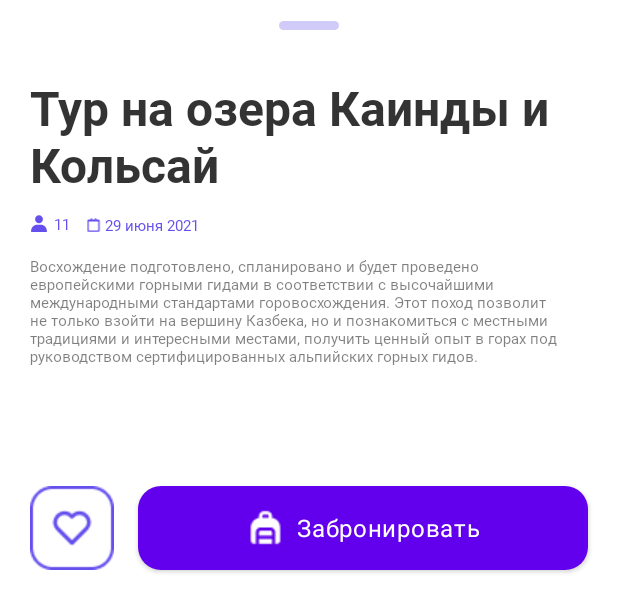
After one commit to arsensaliev/demal-android, an Android app: the layout layout_tour_bottom_sheet.xml on its own in the app's theme, with its tools: preview values and no code run, on a phone screen of 412 x 824 dp. The commit adds this screen. Shown: the top 612 px of the screen. Run offline under Robolectric (Android 15) with nearby library versions, the phone set to English and light mode, and no system bars.

Commit message:
feat: created tour fragment

```diff
--- a/app/build.gradle
+++ b/app/build.gradle
@@ -77,5 +77,7 @@ dependencies {
     androidTestImplementation TestImpl.runner
     androidTestImplementation TestImpl.espresso
 
+    implementation 'me.relex:circleindicator:2.1.6'
+
     implementation fileTree(dir: 'libs', include: ['*.jar'])
 }
--- /dev/null
+++ b/app/src/main/res/drawable/rounded_button.xml
@@ -0,0 +1,9 @@
+<?xml version="1.0" encoding="utf-8"?>
+<shape xmlns:android="http://schemas.android.com/apk/res/android">
+    <solid android:color="#FFFFFFFF"/>
+    <corners
+        android:topLeftRadius="15dp"
+        android:topRightRadius="15dp"
+        android:bottomLeftRadius="15dp"
+        android:bottomRightRadius="15dp"/>
+</shape>
--- /dev/null
+++ b/app/src/main/res/layout/layout_tour_bottom_sheet.xml
@@ -0,0 +1,123 @@
+<?xml version="1.0" encoding="utf-8"?>
+<androidx.constraintlayout.widget.ConstraintLayout xmlns:android="http://schemas.android.com/apk/res/android"
+    xmlns:app="http://schemas.android.com/apk/res-auto"
+    xmlns:tools="http://schemas.android.com/tools"
+    android:layout_width="match_parent"
+    android:layout_height="400dp"
+    android:background="@drawable/bottom_sheet_bg"
+    app:behavior_hideable="false"
+    app:behavior_peekHeight="45dp"
+    app:layout_behavior="com.google.android.material.bottomsheet.BottomSheetBehavior">
+
+    <androidx.appcompat.widget.AppCompatImageView
+        android:id="@+id/appCompatImageView"
+        android:layout_width="wrap_content"
+        android:layout_height="wrap_content"
+        android:layout_gravity="center"
+        android:layout_marginTop="14dp"
+        android:src="@drawable/ic_draggable"
+        app:layout_constraintEnd_toEndOf="parent"
+        app:layout_constraintStart_toStartOf="parent"
+        app:layout_constraintTop_toTopOf="parent" />
+
+    <androidx.appcompat.widget.AppCompatTextView
+        android:id="@+id/textView_place"
+        style="@style/ItemMainTextView"
+        android:layout_width="match_parent"
+        android:layout_height="wrap_content"
+        android:layout_marginStart="20dp"
+        android:layout_marginTop="30dp"
+        android:layout_marginEnd="20dp"
+        android:textSize="32sp"
+        app:layout_constraintEnd_toEndOf="parent"
+        app:layout_constraintStart_toStartOf="parent"
+        app:layout_constraintTop_toBottomOf="@+id/appCompatImageView"
+        tools:text="Тур на озера Каинды и Кольсай" />
+
+    <androidx.appcompat.widget.AppCompatImageView
+        android:id="@+id/imageView_people"
+        android:layout_width="@dimen/item_support_imageview_size"
+        android:layout_height="@dimen/item_support_imageview_size"
+        android:layout_marginStart="20dp"
+        android:layout_marginTop="@dimen/item_support_margin_start"
+        app:layout_constraintEnd_toStartOf="@+id/textView_people"
+        app:layout_constraintStart_toStartOf="parent"
+        app:layout_constraintTop_toBottomOf="@+id/textView_place"
+        app:srcCompat="@drawable/ic_human" />
+
+    <androidx.appcompat.widget.AppCompatTextView
+        android:id="@+id/textView_people"
+        style="@style/ItemSupportTextView"
+        android:layout_width="wrap_content"
+        android:layout_height="wrap_content"
+        android:layout_marginStart="@dimen/item_text_to_icon_margin"
+        android:layout_marginEnd="@dimen/item_text_to_icon_margin"
+        app:layout_constraintBottom_toBottomOf="@+id/imageView_people"
+        app:layout_constraintEnd_toStartOf="@+id/imageView_calendar"
+        app:layout_constraintStart_toEndOf="@+id/imageView_people"
+        app:layout_constraintTop_toTopOf="@+id/imageView_people"
+        tools:text="11" />
+
+    <androidx.appcompat.widget.AppCompatImageView
+        android:id="@+id/imageView_calendar"
+        android:layout_width="15dp"
+        android:layout_height="9dp"
+        android:layout_marginStart="@dimen/item_text_to_icon_margin"
+        app:layout_constraintBottom_toBottomOf="@+id/textView_people"
+        app:layout_constraintEnd_toStartOf="@+id/textView_date"
+        app:layout_constraintStart_toEndOf="@+id/textView_people"
+        app:layout_constraintTop_toTopOf="@+id/textView_people"
+        app:srcCompat="@drawable/ic_calendar" />
+
+    <androidx.appcompat.widget.AppCompatTextView
+        android:id="@+id/textView_date"
+        style="@style/ItemSupportTextView"
+        android:layout_width="wrap_content"
+        android:layout_height="wrap_content"
+        app:layout_constraintBottom_toBottomOf="@+id/imageView_calendar"
+        app:layout_constraintStart_toEndOf="@+id/imageView_calendar"
+        app:layout_constraintTop_toTopOf="@+id/imageView_calendar"
+        tools:text="29 июня 2021" />
+
+    <androidx.appcompat.widget.AppCompatTextView
+        android:id="@+id/textView_description"
+        style="@style/ItemDescriptionTextView"
+        android:layout_width="0dp"
+        android:layout_height="0dp"
+        android:layout_marginStart="20dp"
+        android:layout_marginTop="15dp"
+        android:layout_marginEnd="20dp"
+        android:layout_marginBottom="20dp"
+        app:layout_constraintBottom_toTopOf="@+id/imageView_like"
+        app:layout_constraintEnd_toEndOf="parent"
+        app:layout_constraintStart_toStartOf="parent"
+        app:layout_constraintTop_toBottomOf="@+id/imageView_people"
+        tools:text="Восхождение подготовлено, спланировано и будет проведено европейскими горными гидами в соответствии с высочайшими международными стандартами горовосхождения. Этот поход позволит не только взойти на вершину Казбека, но и познакомиться с местными традициями и интересными местами, получить ценный опыт в горах под руководством сертифицированных альпийских горных гидов." />
+
+    <androidx.appcompat.widget.AppCompatImageView
+        android:id="@+id/imageView_like"
+        android:layout_width="56dp"
+        android:layout_height="56dp"
+        android:layout_marginStart="20dp"
+        android:layout_marginBottom="20dp"
+        app:layout_constraintBottom_toBottomOf="parent"
+        app:layout_constraintStart_toStartOf="parent"
+        app:srcCompat="@drawable/square_button" />
+
+    <Button
+        android:layout_width="0dp"
+        android:layout_height="56dp"
+        android:layout_marginStart="16dp"
+        android:layout_marginEnd="20dp"
+        android:background="@drawable/rounded_button"
+        android:backgroundTint="#6550ee"
+        android:text="@string/booking"
+        android:textAppearance="?attr/textAppearanceBody1"
+        app:icon="@drawable/backpack"
+        app:iconGravity="textStart"
+        app:layout_constraintBottom_toBottomOf="@+id/imageView_like"
+        app:layout_constraintEnd_toEndOf="parent"
+        app:layout_constraintStart_toEndOf="@+id/imageView_like"
+        app:layout_constraintTop_toTopOf="@+id/imageView_like" />
+
+</androidx.constraintlayout.widget.ConstraintLayout>
--- a/app/src/main/res/values/strings.xml
+++ b/app/src/main/res/values/strings.xml
@@ -5,4 +5,7 @@
     <string name="edit">Редактировать</string>
     <string name="payment_methods">Способы оплаты</string>
     <string name="saved">Сохраненные</string>
+    <string name="booking">Забронировать</string>
+    <string name="attraction_picture">картинка достопримечательности</string>
+    <string name="close_button">кнопка закрыть</string>
 </resources>
```
Also changed, not shown: app/src/main/java/com/demal/ViewPagerTourAdapter.kt (added, +27 -0 lines), app/src/main/java/com/demal/ViewPagerTourFragment.kt (added, +37 -0 lines), app/src/main/res/layout/fragment_tour_description.xml (added, +61 -0 lines), app/src/main/res/layout/item_view_pager.xml (added, +19 -0 lines), app/src/main/res/drawable/backpack.png (added), app/src/main/res/drawable/close_cross.png (added), app/src/main/res/drawable/square_button.png (added), app/src/main/res/drawable/tour_background_image.png (added).
